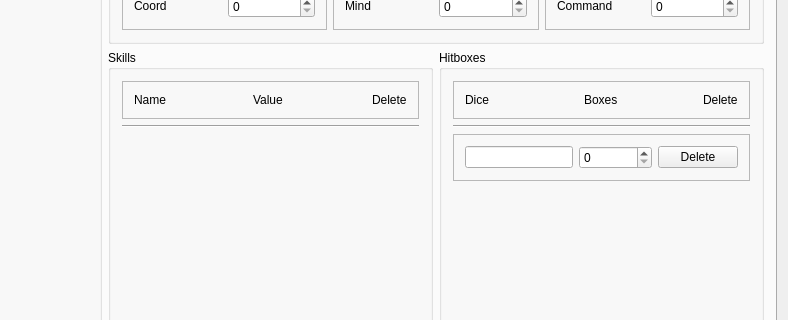
zobin8/talented-gm, file src/mainwindow.ui: the form before one commit; both pictures show x 578 to 1366 and y 253 to 573 of the 1366 by 768 pixel window.
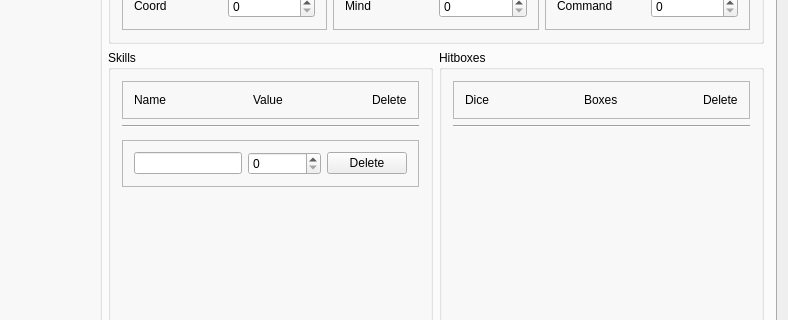
The form after the commit.

Commit message: Added Model for hitbox editing  * MenuModules now exists. They can be used to manage delete buttons on items in list.  * The MainWindow has a list of MenuModules that correspond to hitboxes.  * The "add hitbox" button now adds hitboxes.  * Bug: MenuModules have no visible frame.

Diff of the .ui file:
```diff
--- a/src/mainwindow.ui
+++ b/src/mainwindow.ui
@@ -1732,6 +1732,51 @@
                    </layout>
                   </widget>
                  </item>
+                 <item>
+                  <widget class="QFrame" name="frame_25">
+                   <property name="frameShape">
+                    <enum>QFrame::StyledPanel</enum>
+                   </property>
+                   <property name="frameShadow">
+                    <enum>QFrame::Raised</enum>
+                   </property>
+                   <layout class="QHBoxLayout" name="horizontalLayout_32">
+                    <item>
+                     <widget class="QLineEdit" name="lineEdit_6">
+                      <property name="sizePolicy">
+                       <sizepolicy hsizetype="Preferred" vsizetype="Fixed">
+                        <horstretch>0</horstretch>
+                        <verstretch>0</verstretch>
+                       </sizepolicy>
+                      </property>
+                     </widget>
+                    </item>
+                    <item>
+                     <widget class="QSpinBox" name="spinBox_12">
+                      <property name="sizePolicy">
+                       <sizepolicy hsizetype="Preferred" vsizetype="Fixed">
+                        <horstretch>0</horstretch>
+                        <verstretch>0</verstretch>
+                       </sizepolicy>
+                      </property>
+                     </widget>
+                    </item>
+                    <item>
+                     <widget class="QPushButton" name="pushButton_18">
+                      <property name="sizePolicy">
+                       <sizepolicy hsizetype="Fixed" vsizetype="Fixed">
+                        <horstretch>0</horstretch>
+                        <verstretch>0</verstretch>
+                       </sizepolicy>
+                      </property>
+                      <property name="text">
+                       <string>Delete</string>
+                      </property>
+                     </widget>
+                    </item>
+                   </layout>
+                  </widget>
+                 </item>
                  <item>
                   <spacer name="verticalSpacer_8">
                    <property name="orientation">
@@ -1825,51 +1870,6 @@
                    </property>
                   </widget>
                  </item>
-                 <item>
-                  <widget class="QFrame" name="frame_25">
-                   <property name="frameShape">
-                    <enum>QFrame::StyledPanel</enum>
-                   </property>
-                   <property name="frameShadow">
-                    <enum>QFrame::Raised</enum>
-                   </property>
-                   <layout class="QHBoxLayout" name="horizontalLayout_32">
-                    <item>
-                     <widget class="QLineEdit" name="lineEdit_6">
-                      <property name="sizePolicy">
-                       <sizepolicy hsizetype="Preferred" vsizetype="Fixed">
-                        <horstretch>0</horstretch>
-                        <verstretch>0</verstretch>
-                       </sizepolicy>
-                      </property>
-                     </widget>
-                    </item>
-                    <item>
-                     <widget class="QSpinBox" name="spinBox_12">
-                      <property name="sizePolicy">
-                       <sizepolicy hsizetype="Preferred" vsizetype="Fixed">
-                        <horstretch>0</horstretch>
-                        <verstretch>0</verstretch>
-                       </sizepolicy>
-                      </property>
-                     </widget>
-                    </item>
-                    <item>
-                     <widget class="QPushButton" name="pushButton_18">
-                      <property name="sizePolicy">
-                       <sizepolicy hsizetype="Fixed" vsizetype="Fixed">
-                        <horstretch>0</horstretch>
-                        <verstretch>0</verstretch>
-                       </sizepolicy>
-                      </property>
-                      <property name="text">
-                       <string>Delete</string>
-                      </property>
-                     </widget>
-                    </item>
-                   </layout>
-                  </widget>
-                 </item>
                  <item>
                   <spacer name="verticalSpacer_9">
                    <property name="orientation">
```
The commit also changes 6 other files.
